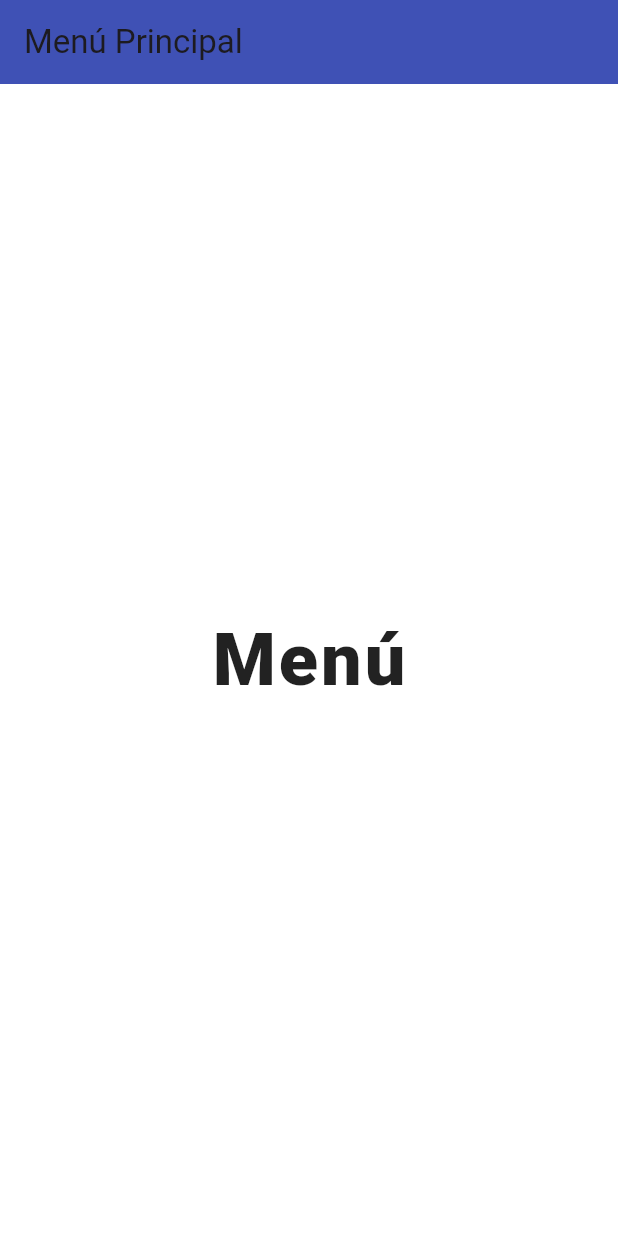
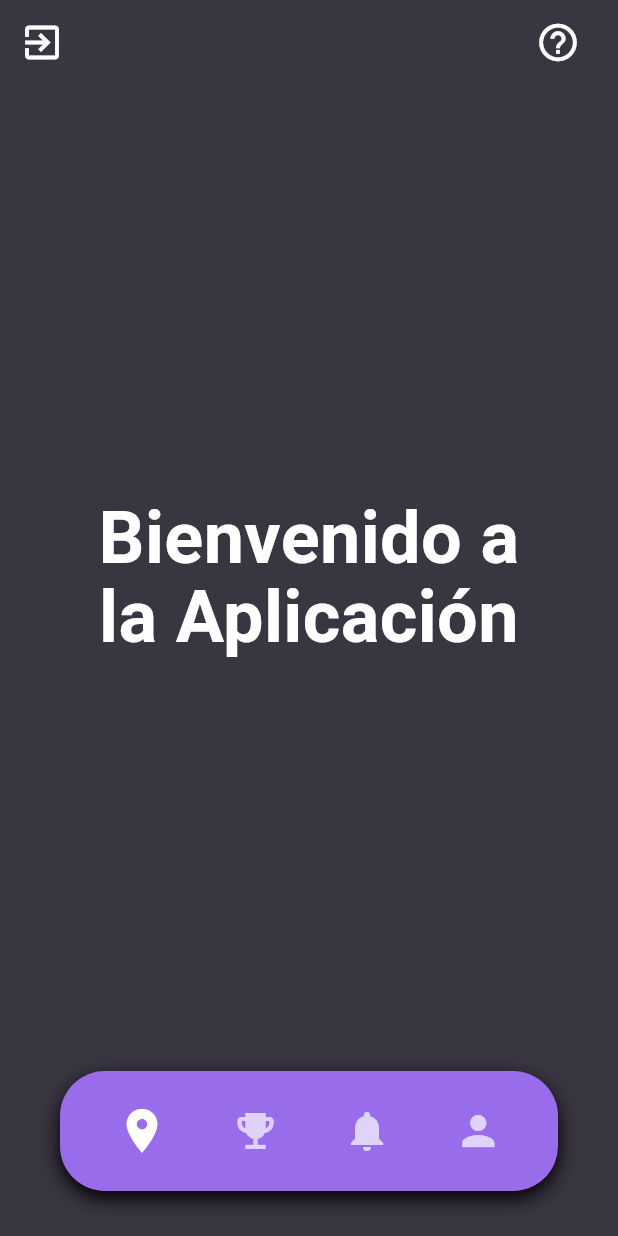
Before and after one commit to brandonAS09/NexusAR, a Flutter app: the MenuScreen screen opened directly, on a phone screen of 412 x 824 dp. Run offline on Flutter 3.47's test engine with Material 3 defaults, Android fonts, the light colour scheme and no system bars.

Commit message:
Se agrego la primera version de la pantalla de menu

```diff
--- /dev/null
+++ b/lib/components/bottom_nav_bar.dart
@@ -0,0 +1,84 @@
+import 'package:flutter/material.dart';
+import 'package:nexus_ar/core/app_colors.dart';
+
+class CustomBottomNavBar extends StatelessWidget {
+  final int selectedIndex;
+  final Function(int) onItemSelected;
+
+  const CustomBottomNavBar({
+    super.key,
+    required this.selectedIndex,
+    required this.onItemSelected,
+  });
+
+  Widget _buildBottomBarIcon({
+    required IconData icon,
+    required int index,
+    required bool isSelected,
+    required VoidCallback onTap,
+  }) {
+    final iconColor = isSelected ? Colors.white : Colors.white70;
+    final iconSize = isSelected ? 35.0 : 32.0;
+
+    return InkWell(
+      onTap: onTap,
+      child: Padding(
+        padding: const EdgeInsets.symmetric(horizontal: 10, vertical: 5),
+        child: Icon(icon, color: iconColor, size: iconSize),
+      ),
+    );
+  }
+
+  @override
+  Widget build(BuildContext context) {
+    return Container(
+      margin: const EdgeInsets.only(left: 40, right: 40, bottom: 30),
+      decoration: BoxDecoration(
+        color: AppColors.botonInicioSesion,
+        borderRadius: BorderRadius.circular(30),
+        boxShadow: const [
+          BoxShadow(color: Colors.black, blurRadius: 10, offset: Offset(0, 5)),
+        ],
+      ),
+      // Estructura de navegacion inferior
+      child: BottomAppBar(
+        color: Colors.transparent,
+        elevation: 0,
+        child: Row(
+          mainAxisAlignment: MainAxisAlignment.spaceAround,
+          children: [
+            _buildBottomBarIcon(
+              icon: Icons.location_on,
+              index: 0,
+              isSelected: selectedIndex == 0,
+              onTap: () => onItemSelected(0),
+            ),
+
+            // 1: Logros
+            _buildBottomBarIcon(
+              icon: Icons.emoji_events,
+              index: 1,
+              isSelected: selectedIndex == 1,
+              onTap: () => onItemSelected(1),
+            ),
+
+            // 2: Notificaciones
+            _buildBottomBarIcon(
+              icon: Icons.notifications,
+              index: 2,
+              isSelected: selectedIndex == 2,
+              onTap: () => onItemSelected(2),
+            ),
+            // 3: Perfil
+            _buildBottomBarIcon(
+              icon: Icons.person,
+              index: 3,
+              isSelected: selectedIndex == 3,
+              onTap: () => onItemSelected(3),
+            ),
+          ],
+        ),
+      ),
+    );
+  }
+}
--- a/lib/screens/menu.dart
+++ b/lib/screens/menu.dart
@@ -1,32 +1,96 @@
 import 'package:flutter/material.dart';
+import 'package:nexus_ar/core/app_colors.dart';
+// Importamos el nuevo componente
+import 'package:nexus_ar/components/bottom_nav_bar.dart';
 
-class MenuScreen extends StatelessWidget {
-  // Constructor con la key opcional
+class MenuScreen extends StatefulWidget {
   const MenuScreen({super.key});
 
-  // El método build define la estructura de la pantalla
+  @override
+  State<MenuScreen> createState() => _MenuScreenState();
+}
+
+class _MenuScreenState extends State<MenuScreen> {
+  // Estado para saber qué ícono está seleccionado (0 = Inicio/Bienvenido)
+  int _selectedIndex = 0;
+
+  // Función que se llama cuando se selecciona un ítem de la barra
+  void _onItemTapped(int index) {
+    setState(() {
+      _selectedIndex = index;
+    });
+    // Aquí iría la lógica de navegación real a las otras pantallas
+    // Por ahora, solo actualizamos el estado.
+
+    // Si el índice es 0 (Inicio), mantenemos el contenido de "Bienvenido"
+    // Si fuera otro índice (1, 2, 3), podrías navegar o cambiar el contenido.
+  }
+
   @override
   Widget build(BuildContext context) {
+
+    // NOTA: Para este prototipo, el contenido del body no cambiará,
+    // pero si tuvieras que mostrar "UBICACION", "LOGROS", etc.,
+    // tendrías que usar una lista de widgets o páginas.
+
     return Scaffold(
+      backgroundColor: AppColors.backgroundColor,
+
+      // 1. APP BAR (Top)
       appBar: AppBar(
-        // Título de la barra de aplicaciones.
-        // Flutter añade automáticamente el botón de "Atrás" si se navega.
-        title: const Text('Menú Principal'),
-        backgroundColor: Colors.indigo, // Color de la barra
+        backgroundColor: Colors.transparent,
+        elevation: 0,
+        iconTheme: const IconThemeData(color: Colors.white),
+
+        // Botón izquierdo: Salir
+        leading: IconButton(
+          icon: const Icon(Icons.exit_to_app, size: 30),
+          onPressed: () {
+            // Lógica para cerrar sesión
+            Navigator.pop(context);
+          },
+        ),
+
+        // Botón derecho: Ayuda
+        actions: [
+          IconButton(
+            icon: const Icon(Icons.help_outline, size: 30),
+            onPressed: () {
+              // Lógica de ayuda
+            },
+          ),
+          const SizedBox(width: 16),
+        ],
       ),
-      body: const Center(
-        // El widget Center asegura que el texto esté en el medio de la pantalla
-        child: Text(
-          'Menú', // El texto simple
-          style: TextStyle(
-            fontSize: 48,
-            fontWeight: FontWeight.w900, // Extra-negrita
-            color: Colors.black87,
-            letterSpacing: 2.0,
+
+      // 2. BODY (Contenido Central)
+      body: Center(
+        child: Padding(
+          padding: const EdgeInsets.symmetric(horizontal: 50.0),
+          child: Column(
+            mainAxisAlignment: MainAxisAlignment.center,
+            children: [
+              // Texto "Bienvenido a la Aplicación"
+              const Text(
+                'Bienvenido a la Aplicación',
+                textAlign: TextAlign.center,
+                style: TextStyle(
+                  fontSize: 48,
+                  fontWeight: FontWeight.bold,
+                  color: Colors.white,
+                  height: 1.1,
+                ),
+              ),
+            ],
           ),
         ),
       ),
-      backgroundColor: Colors.white, // Color de fondo de la pantalla
+
+      // ⭐️ 3. BOTTOM NAVIGATION BAR (Usando el Componente Reutilizable)
+      bottomNavigationBar: CustomBottomNavBar(
+        selectedIndex: _selectedIndex,
+        onItemSelected: _onItemTapped,
+      ),
     );
   }
 }
```
